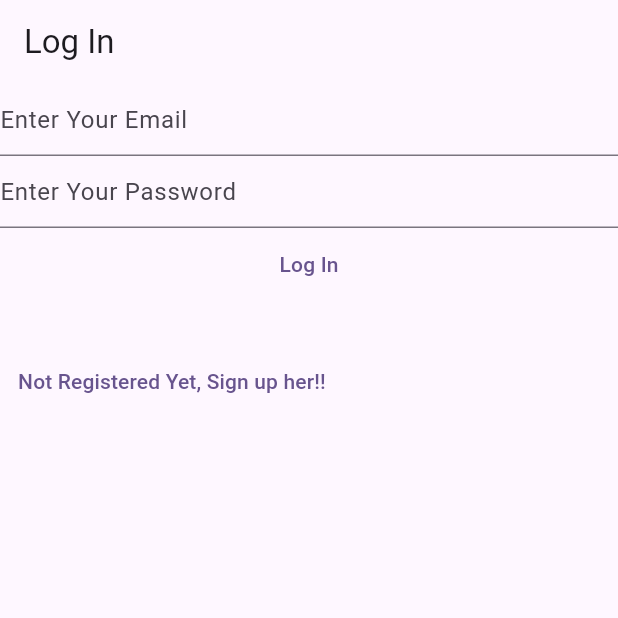
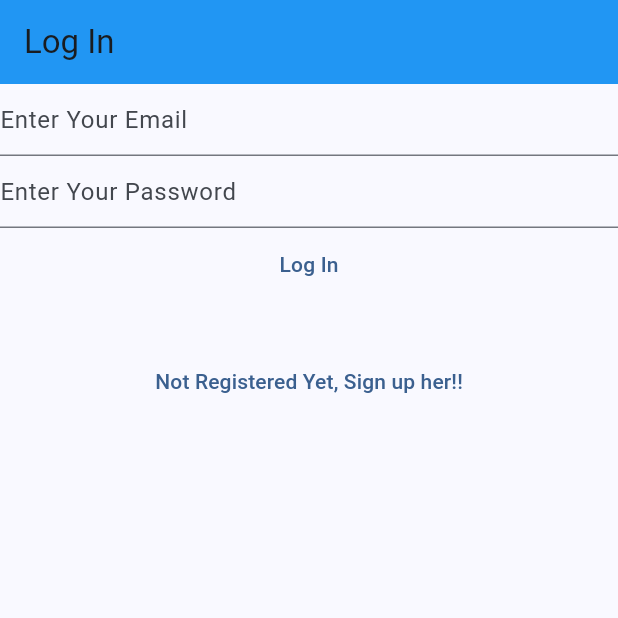
Before and after one commit to mikeyolang/registrastionapp, a Flutter app: the screen it shows after launch, on a phone screen of 412 x 824 dp, the top half of it. Run offline on Flutter 3.47's test engine with Material 3 defaults, Android fonts, the light colour scheme and no system bars; our stand-ins replace firebase_auth, firebase_core; accounts and stored records are empty.

Commit message:
Verification Modification

```diff
--- a/lib/Utilities/logout_alert.dart
+++ b/lib/Utilities/logout_alert.dart
@@ -18,7 +18,7 @@ Future<bool> showLogOutDialog(BuildContext context) {
               onPressed: () {
                 Navigator.of(context).pop(true);
               },
-              child: const Text("Cancel"),
+              child: const Text("Yes"),
             ),
           ],
         );
--- a/lib/main.dart
+++ b/lib/main.dart
@@ -25,9 +25,9 @@ class MyApp extends StatelessWidget {
   @override
   Widget build(BuildContext context) {
     return MaterialApp(
-      title: 'Flutter Registration App',
+      title: 'Simple Registration App',
       theme: ThemeData(
-        colorScheme: ColorScheme.fromSeed(seedColor: Colors.deepPurple),
+        colorScheme: ColorScheme.fromSeed(seedColor: const Color.fromARGB(255, 2, 115, 207)),
         useMaterial3: true,
       ),
       debugShowCheckedModeBanner: false,
--- a/lib/screens/homepage.dart
+++ b/lib/screens/homepage.dart
@@ -14,6 +14,7 @@ class MyHomepage extends StatelessWidget {
     return Scaffold(
       appBar: AppBar(
         title: const Text("Homepage"),
+        backgroundColor: Colors.blue,
       ),
       body: FutureBuilder(
         future: Firebase.initializeApp(
--- a/lib/views/login_view.dart
+++ b/lib/views/login_view.dart
@@ -37,6 +37,7 @@ class _LoginViewState extends State<LoginView> {
     return Scaffold(
       appBar: AppBar(
         title: const Text("Log In"),
+        backgroundColor: Colors.blue,
       ),
       body: Column(
         mainAxisAlignment: MainAxisAlignment.start,
@@ -69,10 +70,21 @@ class _LoginViewState extends State<LoginView> {
                     email: email,
                     password: password,
                   );
+                  // Confirming The User First
+                  final user = FirebaseAuth.instance.currentUser;
+                  if (user?.emailVerified ?? false) {
+                    // Users Email is verified
                     Navigator.of(context).pushNamedAndRemoveUntil(
                       notesRoute,
                       (route) => false,
                     );
+                  } else {
+                    // User is not Verifieed
+                    Navigator.of(context).pushNamedAndRemoveUntil(
+                      verifyEmailRoute,
+                      (route) => false,
+                    );
+                  }
                 } on FirebaseAuthException catch (e) {
                   print(e.code);
                   if (e.code == 'user-not-found') {
@@ -105,13 +117,15 @@ class _LoginViewState extends State<LoginView> {
           const SizedBox(
             height: 30,
           ),
-          TextButton(
+          Center(
+            child: TextButton(
               onPressed: () {
                 Navigator.of(context)
                     .pushNamedAndRemoveUntil(registerRoute, (route) => false);
               },
               child: const Text("Not Registered Yet, Sign up her!!"),
             ),
+          ),
         ],
       ),
     );
--- a/lib/views/notesview.dart
+++ b/lib/views/notesview.dart
@@ -19,6 +19,7 @@ class _NotesViewState extends State<NotesView> {
     return Scaffold(
       appBar: AppBar(
         title: const Text("Main UI"),
+        backgroundColor: Colors.blue,
         actions: [
           PopupMenuButton(onSelected: (value) async {
             switch (value) {
--- a/lib/views/registerview.dart
+++ b/lib/views/registerview.dart
@@ -35,6 +35,7 @@ class _RegisterViewState extends State<RegisterView> {
     return Scaffold(
       appBar: AppBar(
         title: const Text("Register"),
+        backgroundColor: Colors.blue,
       ),
       body: Column(
         mainAxisAlignment: MainAxisAlignment.start,
--- a/lib/views/verifyemail.dart
+++ b/lib/views/verifyemail.dart
@@ -22,6 +22,9 @@ class _VerifyEmailViewState extends State<VerifyEmailView> {
         children: [
           const Text(
               "We have sent you an Email Verification. Open it to Verify your Account"),
+          const SizedBox(
+            height: 20,
+          ),
           const Text(
               "If you havent received an Email Verification press the button below"),
           const SizedBox(
```
Lines whose indentation alone changed are shown as unchanged.
